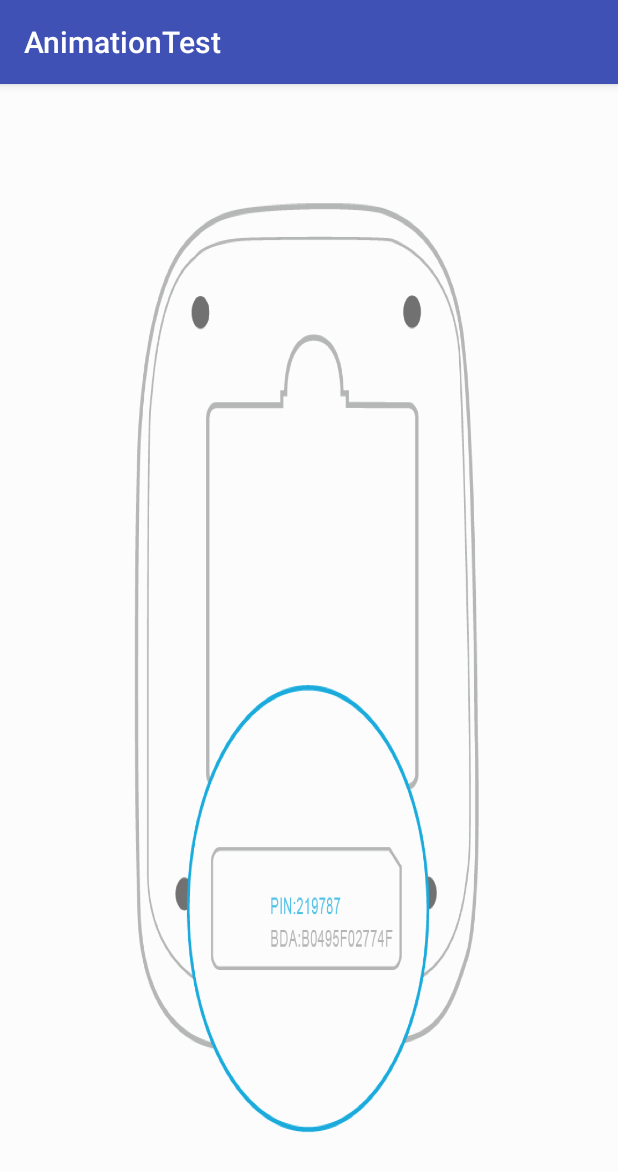
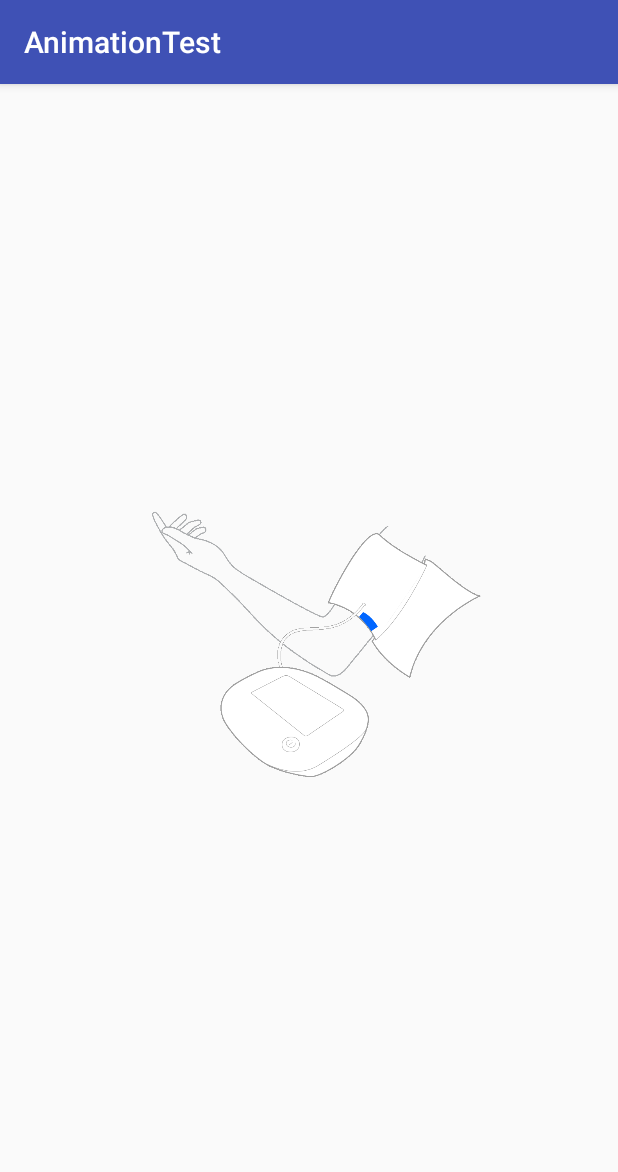
Before and after one commit to yangmtou/AnimationTest, an Android app: the screen it shows after launch (MainActivity), on a phone screen of 412 x 824 dp. Shown: the top 1172 px of the screen. Run offline under Robolectric (Android 15) with nearby library versions, the light colour scheme and no system bars.

Commit message:
First commit.

```diff
--- a/app/src/main/java/yctcustomlib/yct/com/animationtest/MainActivity.java
+++ b/app/src/main/java/yctcustomlib/yct/com/animationtest/MainActivity.java
@@ -6,7 +6,11 @@ import android.os.Build;
 import android.os.Bundle;
 import android.support.annotation.RequiresApi;
 import android.support.v7.app.AppCompatActivity;
+import android.view.animation.Animation;
+import android.view.animation.AnimationUtils;
+import android.view.animation.RotateAnimation;
 import android.widget.ImageView;
+import android.widget.Toast;
 
 public class MainActivity extends AppCompatActivity {
 
@@ -29,7 +33,7 @@ public class MainActivity extends AppCompatActivity {
 
 
         //不适用xml资源文件，完全在代码中实现的方式和逻辑
-        AnimationDrawable animationDrawable = new AnimationDrawable();
+        /*AnimationDrawable animationDrawable = new AnimationDrawable();
         for (int i = 1; i <= 4; i++) {
             int id = getResources().getIdentifier("hw_device_guid_omron9200_img_"+i,"drawable",getPackageName());
             Drawable drawable = getDrawable(id);
@@ -38,6 +42,35 @@ public class MainActivity extends AppCompatActivity {
         imageView.setBackground(animationDrawable);
         animationDrawable.setOneShot(false);
         AnimationDrawable animationDrawableFromBG = (AnimationDrawable) imageView.getDrawable();
-        animationDrawable.start();
+        animationDrawable.start();*/
+
+        //补间动画---旋转（rotate）xml资源文件
+        /*Animation animation = AnimationUtils.loadAnimation(this,R.anim.rotate_anim);
+        animation.setAnimationListener(new Animation.AnimationListener() {
+            @Override
+            public void onAnimationStart(Animation animation) {
+
+                Toast.makeText(MainActivity.this,"start",Toast.LENGTH_SHORT).show();
+            }
+
+            @Override
+            public void onAnimationEnd(Animation animation) {
+                Toast.makeText(MainActivity.this,"end",Toast.LENGTH_SHORT).show();
+            }
+
+            @Override
+            public void onAnimationRepeat(Animation animation) {
+
+            }
+        });
+        imageView.startAnimation(animation);*/
+
+        //补间动画---旋转（rotate）代码实现
+        /*RotateAnimation rotateAnimation = new RotateAnimation(0,360);
+        rotateAnimation.setDuration(1000);
+        rotateAnimation.setFillAfter(true);
+        imageView.startAnimation(rotateAnimation);*/
+
+
     }
 }
--- /dev/null
+++ b/app/src/main/res/anim/layout_anim.xml
@@ -0,0 +1,4 @@
+<?xml version="1.0" encoding="utf-8"?>
+<layoutAnimation xmlns:android="http://schemas.android.com/apk/res/android">
+
+</layoutAnimation>
--- /dev/null
+++ b/app/src/main/res/anim/rotate_anim.xml
@@ -0,0 +1,10 @@
+<?xml version="1.0" encoding="utf-8"?>
+<rotate xmlns:android="http://schemas.android.com/apk/res/android"
+    android:fromDegrees="0"
+    android:toDegrees="180"
+    android:pivotX="50%"
+    android:pivotY="50%"
+    android:duration="1000"
+    android:fillAfter="true">
+
+</rotate>
--- a/app/src/main/res/layout/activity_main.xml
+++ b/app/src/main/res/layout/activity_main.xml
@@ -8,8 +8,9 @@
 
     <ImageView
         android:id="@+id/imageview"
-        android:layout_width="wrap_content"
-        android:layout_height="wrap_content"
+        android:layout_width="250dp"
+        android:layout_height="250dp"
+        android:src="@drawable/hw_device_kangkang_ccpba01_measure_guide_1"
         app:layout_constraintBottom_toBottomOf="parent"
         app:layout_constraintLeft_toLeftOf="parent"
         app:layout_constraintRight_toRightOf="parent"
```
